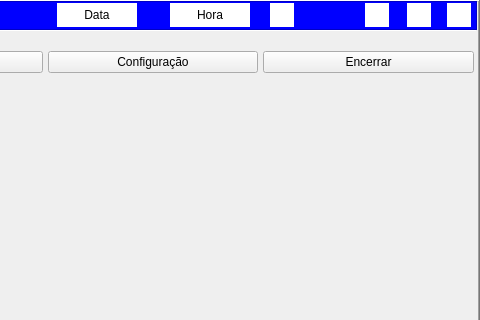
Before: the Qt Designer form Screen/frmMain.ui in LasFreitas/Bike, drawn with Qt 5; both pictures show x 820 to 1300 and y 0 to 320 of the 1300 by 850 pixel window.
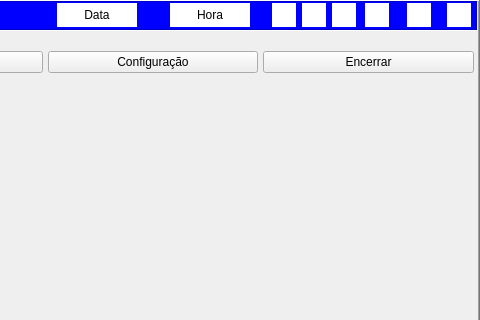
After: the same form once the commit is applied. Icons and pictures are not drawn.

```diff
--- a/Screen/frmMain.ui
+++ b/Screen/frmMain.ui
@@ -432,7 +432,7 @@
     <widget class="QLabel" name="lbDatabase">
      <property name="geometry">
       <rect>
-       <x>1088</x>
+       <x>1090</x>
        <y>2</y>
        <width>24</width>
        <height>24</height>
@@ -475,6 +475,104 @@
       <number>2</number>
      </property>
     </widget>
+    <widget class="QLabel" name="lbErr">
+     <property name="geometry">
+      <rect>
+       <x>1150</x>
+       <y>2</y>
+       <width>24</width>
+       <height>24</height>
+      </rect>
+     </property>
+     <property name="sizePolicy">
+      <sizepolicy hsizetype="Preferred" vsizetype="Preferred">
+       <horstretch>0</horstretch>
+       <verstretch>0</verstretch>
+      </sizepolicy>
+     </property>
+     <property name="minimumSize">
+      <size>
+       <width>24</width>
+       <height>24</height>
+      </size>
+     </property>
+     <property name="maximumSize">
+      <size>
+       <width>24</width>
+       <height>24</height>
+      </size>
+     </property>
+     <property name="toolTip">
+      <string>Brasil</string>
+     </property>
+     <property name="accessibleName">
+      <string>SYS</string>
+     </property>
+     <property name="styleSheet">
+      <string notr="true">background-color: rgb(255, 255, 255);</string>
+     </property>
+     <property name="text">
+      <string/>
+     </property>
+     <property name="scaledContents">
+      <bool>true</bool>
+     </property>
+     <property name="alignment">
+      <set>Qt::AlignCenter</set>
+     </property>
+     <property name="margin">
+      <number>2</number>
+     </property>
+    </widget>
+    <widget class="QLabel" name="lbError_2">
+     <property name="geometry">
+      <rect>
+       <x>1120</x>
+       <y>2</y>
+       <width>24</width>
+       <height>24</height>
+      </rect>
+     </property>
+     <property name="sizePolicy">
+      <sizepolicy hsizetype="Preferred" vsizetype="Preferred">
+       <horstretch>0</horstretch>
+       <verstretch>0</verstretch>
+      </sizepolicy>
+     </property>
+     <property name="minimumSize">
+      <size>
+       <width>24</width>
+       <height>24</height>
+      </size>
+     </property>
+     <property name="maximumSize">
+      <size>
+       <width>24</width>
+       <height>24</height>
+      </size>
+     </property>
+     <property name="toolTip">
+      <string>Brasil</string>
+     </property>
+     <property name="accessibleName">
+      <string>SYS</string>
+     </property>
+     <property name="styleSheet">
+      <string notr="true">background-color: rgb(255, 255, 255);</string>
+     </property>
+     <property name="text">
+      <string/>
+     </property>
+     <property name="scaledContents">
+      <bool>true</bool>
+     </property>
+     <property name="alignment">
+      <set>Qt::AlignCenter</set>
+     </property>
+     <property name="margin">
+      <number>2</number>
+     </property>
+    </widget>
    </widget>
    <widget class="QRadioButton" name="radioButton">
     <property name="geometry">
```
